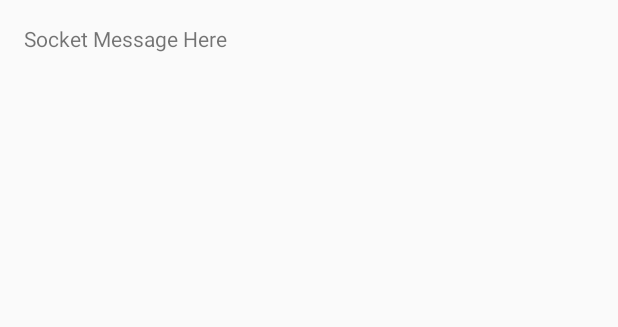
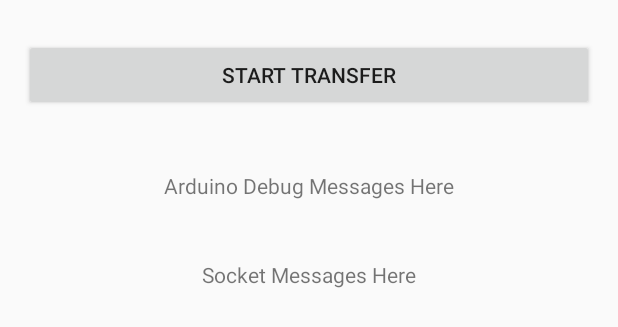
Before and after one commit to anishk25/RoboticsNavigationProject, an Android app: the layout activity_main.xml on its own in the app's theme, with its tools: preview values and no code run, on a phone screen of 412 x 824 dp. Shown: the top 327 px of the screen. Run offline under Robolectric (Android 15) with nearby library versions, the phone set to English and light mode, and no system bars.

Commit message:
fixed various bugs

```diff
--- a/maryland_day_demo/SocketApp/app/src/main/res/layout/activity_main.xml
+++ b/maryland_day_demo/SocketApp/app/src/main/res/layout/activity_main.xml
@@ -1,14 +1,40 @@
-<RelativeLayout xmlns:android="http://schemas.android.com/apk/res/android"
+<LinearLayout xmlns:android="http://schemas.android.com/apk/res/android"
     xmlns:tools="http://schemas.android.com/tools" android:layout_width="match_parent"
     android:layout_height="match_parent" android:paddingLeft="@dimen/activity_horizontal_margin"
     android:paddingRight="@dimen/activity_horizontal_margin"
     android:paddingTop="@dimen/activity_vertical_margin"
-    android:paddingBottom="@dimen/activity_vertical_margin" tools:context=".MainActivity">
+    android:paddingBottom="@dimen/activity_vertical_margin" tools:context=".MainActivity"
+    android:orientation="vertical"
+    >
 
-    <TextView android:text="Socket Message Here"
+    <Button
+        android:layout_width="fill_parent"
+        android:layout_height="wrap_content"
+        android:text="Start Transfer"
+        android:layout_marginTop="10dp"
+        android:id="@+id/bStartTransfer"
+        android:layout_gravity="center_horizontal"
+        />
+
+
+    <TextView
+        android:text="Arduino Debug Messages Here"
         android:layout_width="wrap_content"
         android:layout_height="wrap_content"
-        android:id="@+id/tvSocketMessage"
+        android:layout_marginTop="40dp"
+        android:id="@+id/tvArduinoDebug"
+        android:layout_gravity="center_horizontal"
         />
 
-</RelativeLayout>
+    <TextView
+        android:text="Socket Messages Here"
+        android:layout_width="wrap_content"
+        android:layout_height="wrap_content"
+        android:layout_marginTop="40dp"
+        android:id="@+id/tvSocketMessage"
+        android:layout_gravity="center_horizontal"
+        />
+
+
+
+</LinearLayout>
--- /dev/null
+++ b/maryland_day_demo/SocketApp/app/src/main/res/xml/usb_filter.xml
@@ -0,0 +1,4 @@
+<?xml version="1.0" encoding="utf-8"?>
+<resources>
+    <usb-device vendor-id="9025" product-id="66" />
+</resources>
```
Also changed, not shown: maryland_day_demo/SocketApp/app/src/main/AndroidManifest.xml (+7 -0 lines), maryland_day_demo/SocketApp/app/src/main/java/com/robot/socket/app/MainActivity.java (+36 -3 lines), maryland_day_demo/SocketApp/app/src/main/java/com/robot/socket/app/UsbController.java (added, +158 -0 lines), 3 other files.
